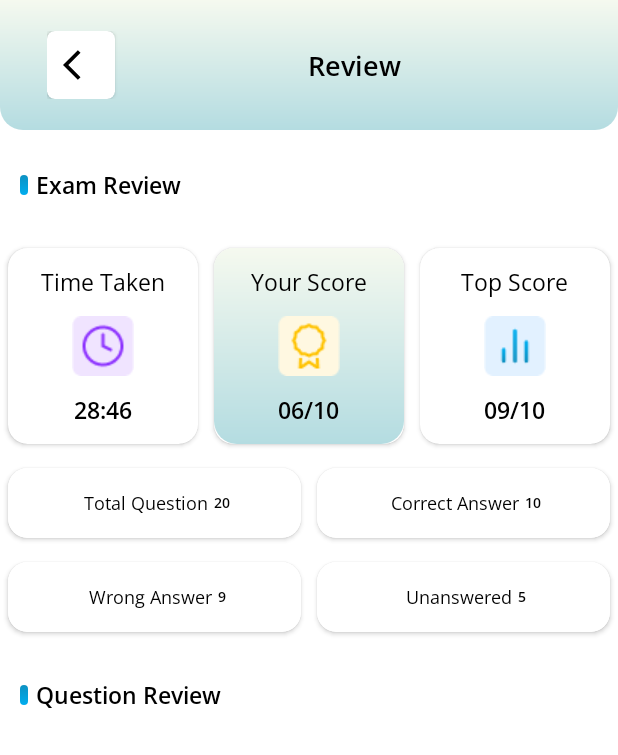
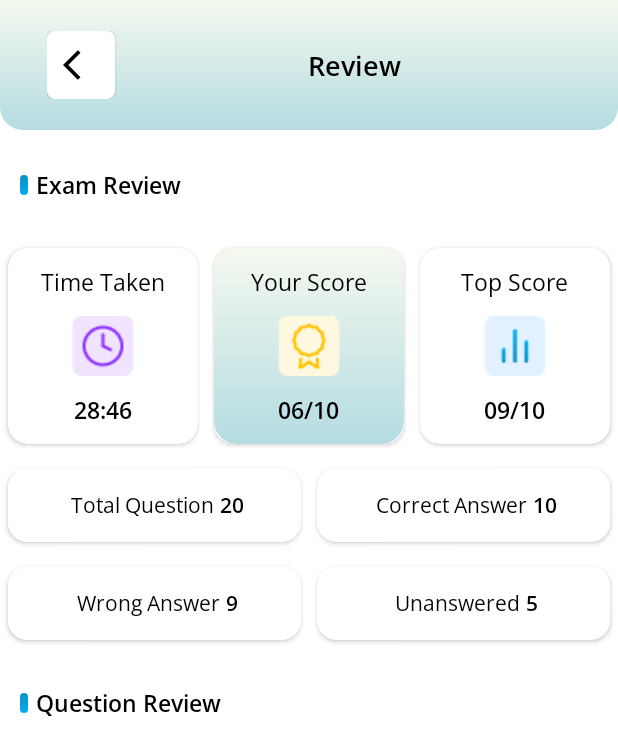
Before and after one commit to MdAbdullahAlMahmud/BaseProject, an Android app: the QuizResultFragment screen opened through its navigation route, after a tap on "Ok", on a phone screen of 412 x 824 dp. Shown: the top 755 px of the screen. Run offline under Robolectric (Android 15) with nearby library versions, the light colour scheme and no system bars; our stand-ins replace Dagger/Hilt's generated code, sdp/ssp sizes; libraries missing offline, so code that uses them is left out: com.ihsanbal.logging; 6 statements that could not run were skipped.

Commit message:
Quiz Module - time taken option completed

```diff
--- a/features/quiz/src/main/java/com/mkrlabs/quiz/ui/QuizHomeViewModel.kt
+++ b/features/quiz/src/main/java/com/mkrlabs/quiz/ui/QuizHomeViewModel.kt
@@ -12,6 +12,7 @@ class QuizHomeViewModel  @Inject constructor():  BaseViewModel(){
     var quizItem  : QuizResponseItem ? = null
 
     var questionAnswerList : List<QuizQuestionItem> ? = null
+    var  timePassesInMillsLong : Long ?  = null
 
 
 }
--- a/features/quiz/src/main/java/com/mkrlabs/quiz/ui/quiz/QuizFragment.kt
+++ b/features/quiz/src/main/java/com/mkrlabs/quiz/ui/quiz/QuizFragment.kt
@@ -75,11 +75,14 @@ class QuizFragment : BaseFragment<QuizViewModel, FragmentQuizBinding>() {
         val activity = requireActivity()
         val totalTimeInMillis = QUIZ_DURATION * 60000 // Total countdown time in milliseconds (e.g., 1 minute)
 
+        var timePassed = 0L
         countdownTimer = object : CountDownTimer(totalTimeInMillis.toLong(), 1000) {
             override fun onTick(millisUntilFinished: Long) {
                 val minutes = millisUntilFinished / 60000
                 val seconds = (millisUntilFinished % 60000) / 1000
 
+                timePassed = totalTimeInMillis - millisUntilFinished
+                sharedQuizViewModel.timePassesInMillsLong = timePassed
                 if (activity is QuizActivity){
                     activity.setCountdown(String.format("%02d:%02d", minutes, seconds))
                 }
--- a/features/quiz/src/main/java/com/mkrlabs/quiz/ui/quiz/QuizViewModel.kt
+++ b/features/quiz/src/main/java/com/mkrlabs/quiz/ui/quiz/QuizViewModel.kt
@@ -38,7 +38,7 @@ class QuizViewModel @Inject constructor(
 
     }
 
-    fun userQuizResult(questionList : List<QuizQuestionItem>){
+    fun userQuizResult(timeTaken : Long , questionList : List<QuizQuestionItem>){
 
         var correctAns = 0
         var wrongAns = 0
@@ -62,7 +62,7 @@ class QuizViewModel @Inject constructor(
             metaData.unAns = unAns.toString()
             metaData.totalQs = questionList.size.toString()
             metaData.topScoreQs = questionList.size.toString()
-            metaData.timeTaken = "Empty"
+            metaData.timeTaken = formattedTakenTime(timeTaken)
 
             _quizUserMetaData.value = SingleLiveEvent(metaData)
         }
@@ -70,7 +70,11 @@ class QuizViewModel @Inject constructor(
     }
 
 
-
+    fun formattedTakenTime(millisUntilFinished : Long) : String{
+        val minutes = millisUntilFinished / 60000
+        val seconds = (millisUntilFinished % 60000) / 1000
+        return (String.format("%02d:%02d", minutes, seconds))
+    }
 
 
 
--- a/features/quiz/src/main/java/com/mkrlabs/quiz/ui/quiz_result/QuizResultFragment.kt
+++ b/features/quiz/src/main/java/com/mkrlabs/quiz/ui/quiz_result/QuizResultFragment.kt
@@ -17,6 +17,7 @@ import com.mkrlabs.quiz.ui.QuizHomeViewModel
 import com.mkrlabs.quiz.ui.quiz.QuizViewModel
 import com.mkrlabs.quiz.ui.quiz_result.adapter.QuizResultPreviewAdapter
 import dagger.hilt.android.AndroidEntryPoint
+import kotlin.jvm.internal.Intrinsics.Kotlin
 
 @AndroidEntryPoint
 class QuizResultFragment : BaseFragment<QuizViewModel,FragmentQuizResultBinding>() {
@@ -43,8 +44,11 @@ class QuizResultFragment : BaseFragment<QuizViewModel,FragmentQuizResultBinding>
     }
     private fun parseQuizData(){
         sharedViewModel.questionAnswerList?.let {
-            mViewModel.userQuizResult(it)
+            sharedViewModel.timePassesInMillsLong?.let { it1 -> mViewModel.userQuizResult(it1,it) }?:kotlin.run {
+                mViewModel.userQuizResult(0,it)
+            }
         }
+
     }
 
     private fun initAdapter(){
@@ -73,6 +77,7 @@ class QuizResultFragment : BaseFragment<QuizViewModel,FragmentQuizResultBinding>
 
 
 
+
     override fun setDefaultProperties() {
         val activity = requireActivity()
 
--- a/features/quiz/src/main/res/layout/fragment_quiz_result.xml
+++ b/features/quiz/src/main/res/layout/fragment_quiz_result.xml
@@ -66,7 +66,7 @@
                     android:padding="@dimen/_8sdp">
 
                     <TextView
-                        style="@style/open_sans_regular_12"
+                        style="@style/open_sans_regular_14"
                         android:layout_width="wrap_content"
                         android:layout_height="wrap_content"
                         android:padding="@dimen/_3sdp"
@@ -74,7 +74,7 @@
 
                     <TextView
                         android:id="@+id/totalQuestionDataTv"
-                        style="@style/open_sans_semi_bold_10"
+                        style="@style/open_sans_semi_bold_14"
                         android:layout_width="wrap_content"
                         android:layout_height="wrap_content"
                         android:text="20" />
@@ -101,7 +101,7 @@
                     android:padding="@dimen/_8sdp">
 
                     <TextView
-                        style="@style/open_sans_regular_12"
+                        style="@style/open_sans_regular_14"
                         android:layout_width="wrap_content"
                         android:layout_height="wrap_content"
                         android:padding="@dimen/_3sdp"
@@ -109,7 +109,7 @@
 
                     <TextView
                         android:id="@+id/totalCorrectAnsDataTv"
-                        style="@style/open_sans_semi_bold_10"
+                        style="@style/open_sans_semi_bold_14"
                         android:layout_width="wrap_content"
                         android:layout_height="wrap_content"
                         android:text="10" />
@@ -144,7 +144,7 @@
                     android:padding="@dimen/_8sdp">
 
                     <TextView
-                        style="@style/open_sans_regular_12"
+                        style="@style/open_sans_regular_14"
                         android:layout_width="wrap_content"
                         android:layout_height="wrap_content"
                         android:padding="@dimen/_3sdp"
@@ -152,7 +152,7 @@
 
                     <TextView
                         android:id="@+id/totalWrongAnsDataTv"
-                        style="@style/open_sans_semi_bold_10"
+                        style="@style/open_sans_semi_bold_14"
                         android:layout_width="wrap_content"
                         android:layout_height="wrap_content"
                         android:text="9" />
@@ -179,7 +179,7 @@
                     android:padding="@dimen/_8sdp">
 
                     <TextView
-                        style="@style/open_sans_regular_12"
+                        style="@style/open_sans_regular_14"
                         android:layout_width="wrap_content"
                         android:layout_height="wrap_content"
                         android:padding="@dimen/_3sdp"
@@ -187,7 +187,7 @@
 
                     <TextView
                         android:id="@+id/totalUnAnsDataTv"
-                        style="@style/open_sans_semi_bold_10"
+                        style="@style/open_sans_semi_bold_14"
                         android:layout_width="wrap_content"
                         android:layout_height="wrap_content"
                         android:text="5" />
```
